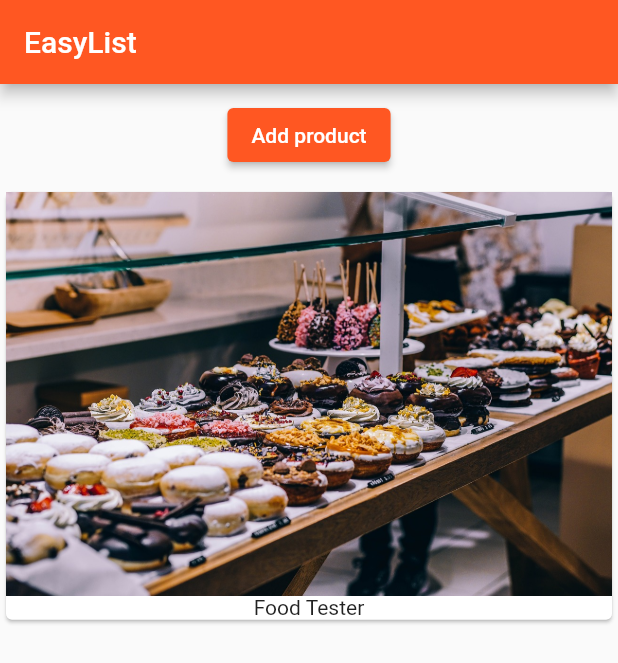
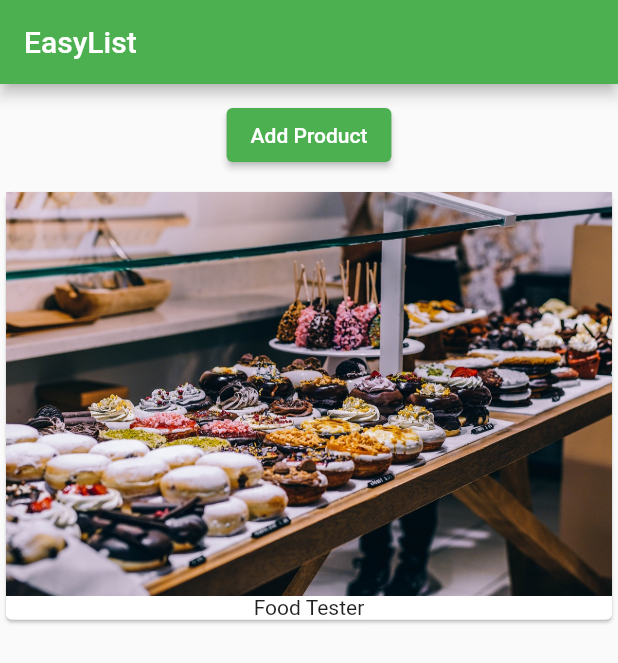
Before and after one commit to Jessy11-a/first_app, a Flutter app: the screen it shows after launch, on a phone screen of 412 x 824 dp. Shown: the top 663 px of the screen. Run offline on Flutter 3.47's test engine with Material 2 defaults, Android fonts, the phone set to English and light mode, and no system bars.

Commit message:
dart features and passing up data

```diff
--- a/lib/main.dart
+++ b/lib/main.dart
@@ -11,7 +11,7 @@ class MyApp extends StatelessWidget {
     return MaterialApp(
       theme:  ThemeData(
         brightness: Brightness.light,
-        primarySwatch: Colors.deepOrange,
+        primarySwatch: Colors.green,
         accentColor: Colors.deepPurple,
       ),
 
@@ -19,7 +19,7 @@ class MyApp extends StatelessWidget {
         appBar: AppBar(
           title: Text('EasyList'),
         ),
-        body: ProductManager('Food Tester'),
+        body: ProductManager(startingProduct: 'Food Tester'),
       ),
     );
   }
--- /dev/null
+++ b/lib/product_control.dart
@@ -0,0 +1,17 @@
+import 'package:flutter/material.dart';
+
+class ProductControl extends StatelessWidget {
+  final Function addProduct;
+
+  ProductControl(this.addProduct);
+
+  @override
+  Widget build(BuildContext context) {
+    return ElevatedButton(
+      onPressed: () {
+        addProduct('Sweets');
+      },
+      child: Text('Add Product'),
+    );
+  }
+}
--- a/lib/product_manager.dart
+++ b/lib/product_manager.dart
@@ -1,10 +1,11 @@
 import 'package:flutter/material.dart';
 import './products.dart';
+import './product_control.dart';
 
 class ProductManager extends StatefulWidget {
   final String startingProduct;
 
-  ProductManager(this.startingProduct) {
+  ProductManager({this.startingProduct = 'Sweet testers'}) {
     print('[ProductManager Widget] Constructor');
   }
 
@@ -16,7 +17,7 @@ class ProductManager extends StatefulWidget {
 }
 
 class _ProductManagerState extends State<ProductManager> {
-  List<String> _products = [];
+  final List<String> _products = [];
 
   @override
   void initState() {
@@ -31,22 +32,19 @@ class _ProductManagerState extends State<ProductManager> {
     super.didUpdateWidget(oldWidget);
   }
 
+  void _addProduct(String product) {
+    setState(() {
+      _products.add(product);
+    });
+  }
+
   @override
   Widget build(BuildContext context) {
     print('[ProductManager State] build()');
     return Column(
       children: [
         Container(
-          margin: EdgeInsets.all(10.0),
-          child: ElevatedButton(
-            onPressed: () {
-              setState(() {
-                _products.add('Advanced Food Tester');
-              });
-            },
-            child: Text('Add product'),
-          ),
-        ),
+            margin: EdgeInsets.all(10.0), child: ProductControl(_addProduct)),
         Products(_products)
       ],
     );
--- a/lib/products.dart
+++ b/lib/products.dart
@@ -4,7 +4,7 @@ class Products extends StatelessWidget {
   final List<String> products;
 
 
-  Products(this.products)
+  Products([this.products= const []])
   {
     print('[Products Widget] Constructor');
   }
```
